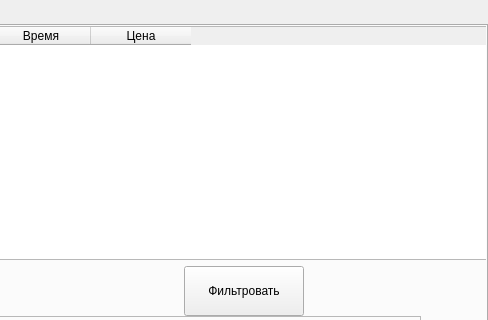
The window that frontend/ui/userMenu.ui (koccyx/TravelMaster) describes before a commit, drawn with Qt 5; both pictures show x 312 to 800 and y 0 to 320 of the 800 by 500 pixel window.
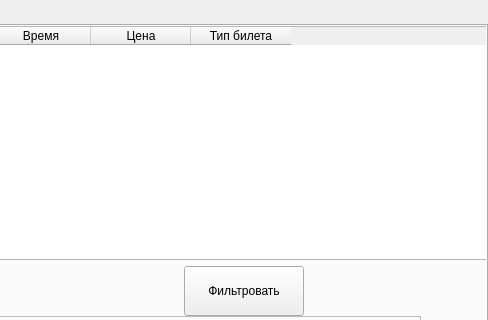
The same window after the commit.

```diff
--- a/frontend/ui/userMenu.ui
+++ b/frontend/ui/userMenu.ui
@@ -112,6 +112,11 @@
            <string>Цена</string>
           </property>
          </column>
+         <column>
+          <property name="text">
+           <string>Тип билета</string>
+          </property>
+         </column>
         </widget>
        </item>
        <item>
```
